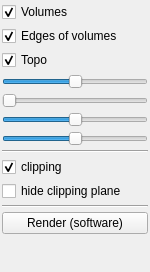
Old version of the form Apps/Examples/volumeExplorer.ui in the repository codistmonk/CGoGN.
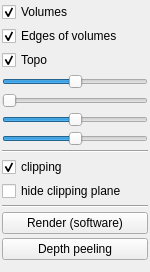
New version of the form.

Commit message: Added 'depth peeling' button to volumeExplorer UI.

The edit to the form file:
```diff
--- a/Apps/Examples/volumeExplorer.ui
+++ b/Apps/Examples/volumeExplorer.ui
@@ -170,6 +170,13 @@
         </property>
        </widget>
       </item>
+      <item>
+       <widget class="QPushButton" name="button_depth_peeling">
+        <property name="text">
+         <string>Depth peeling</string>
+        </property>
+       </widget>
+      </item>
       <item>
        <spacer name="verticalSpacer">
         <property name="orientation">
```
The commit also changes 2 other files.
